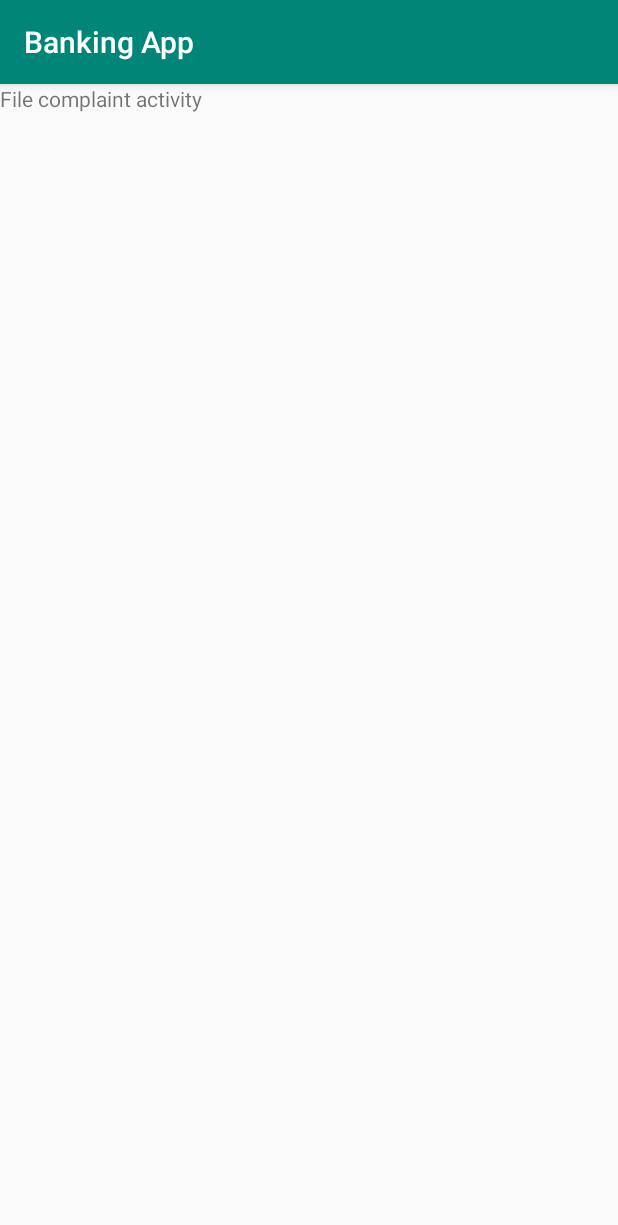
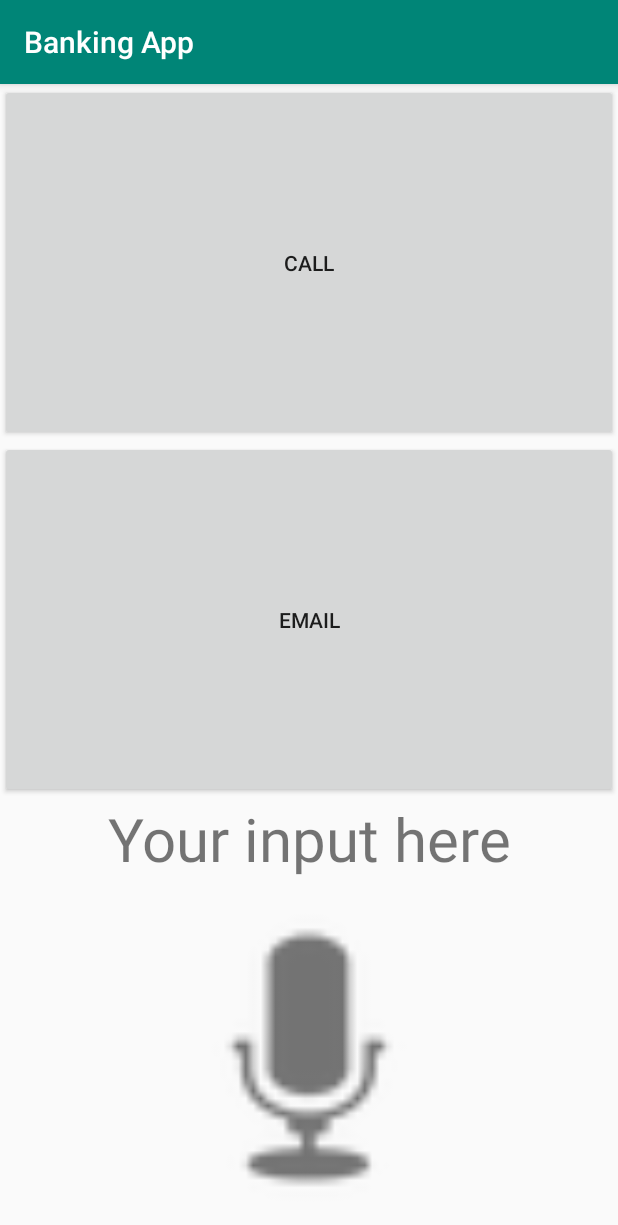
Before and after one commit to osho-agyeya/Cash-gradhackhsbc, an Android app: the FileComplaintActivity screen opened directly, with no data from a screen before it, on a phone screen of 412 x 824 dp. Shown: the top 1225 px of the screen. Run offline under Robolectric (Android 15) with nearby library versions, the phone set to English and light mode, and no system bars.

Commit message:
Added call

```diff
--- a/app/src/main/AndroidManifest.xml
+++ b/app/src/main/AndroidManifest.xml
@@ -4,6 +4,7 @@
 
 
     <uses-permission android:name="android.permission.INTERNET"/>
+    <uses-permission android:name="android.permission.CALL_PHONE" />
     <application
         android:allowBackup="true"
         android:icon="@mipmap/ic_launcher"
--- a/app/src/main/java/com/example/cash/MainActivity.java
+++ b/app/src/main/java/com/example/cash/MainActivity.java
@@ -19,7 +19,6 @@ import java.util.Locale;
 public class MainActivity extends AppCompatActivity {
 
     private TextView inputReceived;
-    private Button buttonFileComplaint;
     private TextToSpeech optionChosen;
 
     @Override
--- a/app/src/main/res/layout/activity_file_complaint.xml
+++ b/app/src/main/res/layout/activity_file_complaint.xml
@@ -4,11 +4,40 @@
     xmlns:tools="http://schemas.android.com/tools"
     android:layout_width="match_parent"
     android:layout_height="match_parent"
-    tools:context=".FileComplaintActivity">
+    tools:context=".FileComplaintActivity"
+    android:orientation="vertical">
+
+    <Button
+        android:layout_width="match_parent"
+        android:layout_height="0dp"
+        android:layout_weight="0.5"
+        android:text="Call"/>
+
+    <Button
+        android:layout_width="match_parent"
+        android:layout_height="0dp"
+        android:layout_weight="0.5"
+        android:text="Email"/>
 
     <TextView
         android:layout_width="match_parent"
-        android:layout_height="match_parent"
-        android:text="File complaint activity"/>
+        android:layout_height="wrap_content"
+        android:id="@+id/helpOption"
+        android:text="Your input here"
+        android:gravity="center"
+        android:textSize="40sp"
+        />
+
+    <ImageView
+        android:id="@+id/imageViewForMic2"
+        android:layout_width="match_parent"
+        android:layout_height="0dp"
+        android:layout_gravity="center"
+        android:layout_weight="0.5"
+        android:onClick="getSpeechInput"
+        app:srcCompat="@android:drawable/ic_btn_speak_now"
+        />
+
+
 
 </LinearLayout>
```
Also changed, not shown: app/src/main/java/com/example/cash/FileComplaintActivity.java (+102 -0 lines).
